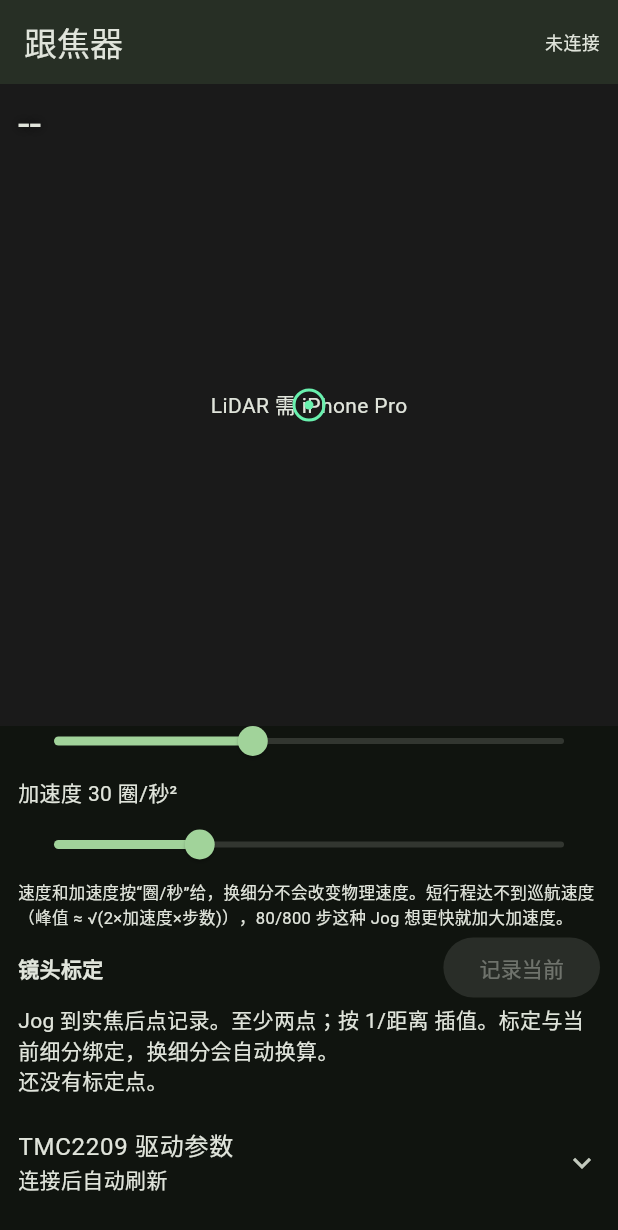
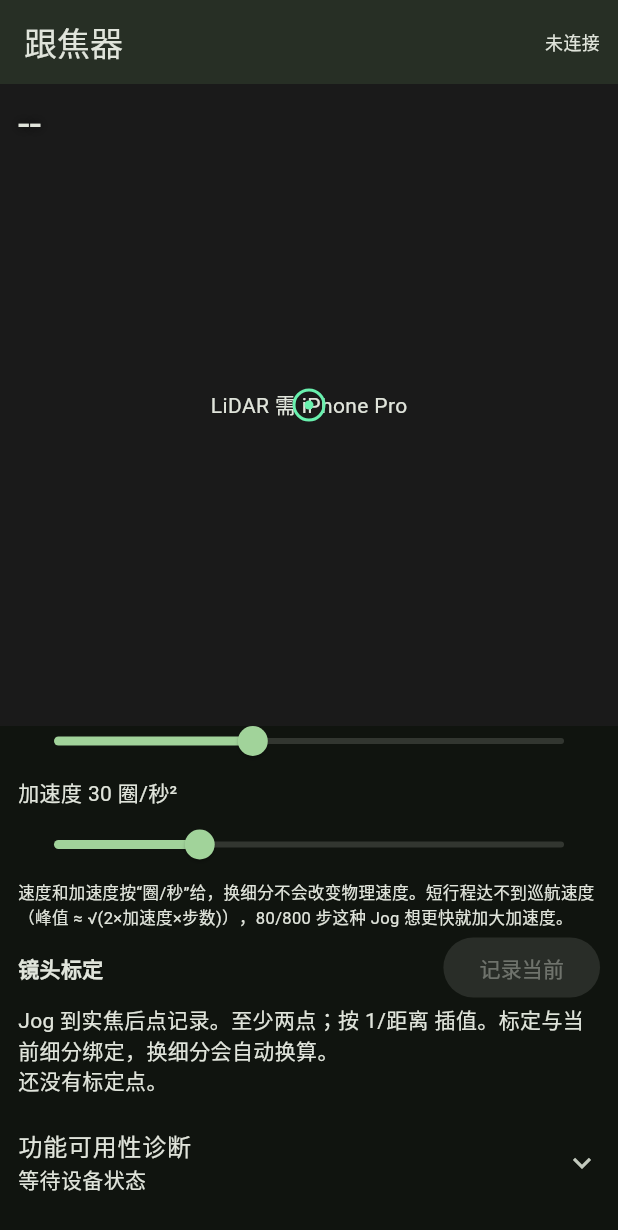
Before and after one commit to ndpyzwy-0w0/OLF-OpenLidarFocus, a Flutter app: the screen it shows after launch, scrolled down 489 dp, on a phone screen of 412 x 824 dp. Shown: the top 1230 px of the screen. Run offline on Flutter 3.47's test engine with Material 3 defaults, Android fonts, the phone set to English and light mode, and no system bars.

Commit message:
feat: add live feature diagnostics
Show UDP freshness, request sequence echo, UART, soft-limit, standby wake, and target tracking availability in the Flutter debug controller.

Co-authored-by: Copilot <223556219+Copilot@users.noreply.github.com>

```diff
--- a/lib/ff_protocol.dart
+++ b/lib/ff_protocol.dart
@@ -191,8 +191,10 @@ class MotorLink {
   int port = 4210;
   RawDatagramSocket? _sock;
   int _nextSequence = 0;
+  int get lastSequence => _nextSequence;
   void Function(MotorStatus)? onStatus;
   void Function(TmcDump)? onTmc;
+  void Function(int)? onSent;
 
   bool get isOpen => _sock != null;
 
@@ -235,6 +237,7 @@ class MotorLink {
       host,
       port,
     );
+    onSent?.call(_nextSequence);
   }
 
   void setPos(int steps) => _send(FfPacket(cmd: kFfSetPos, a: steps));
--- a/lib/main.dart
+++ b/lib/main.dart
@@ -87,6 +87,9 @@ class _FollowPageState extends State<FollowPage> {
   int? _lastSent;
   bool _sliderDirty = false;
   DateTime _lastQuery = DateTime.fromMillisecondsSinceEpoch(0);
+  DateTime? _lastStatusAt;
+  int _lastSentSequence = 0;
+  int _lastEchoedSequence = 0;
   Timer? _tick;
   String _msg = '连手机热点 FF-debug / ffdebug1';
   TmcDump? _tmc;
@@ -100,6 +103,8 @@ class _FollowPageState extends State<FollowPage> {
     _link.onStatus = (s) {
       if (!mounted) return;
       setState(() {
+        _lastStatusAt = DateTime.now();
+        _lastEchoedSequence = s.sequence;
         _pos = s.pos;
         _target = s.target;
         _enabled = s.enabled;
@@ -119,6 +124,10 @@ class _FollowPageState extends State<FollowPage> {
           _msg = '已到软限位：$s.pos 步';
         }
       });
+    };
+    _link.onSent = (sequence) {
+      if (!mounted) return;
+      setState(() => _lastSentSequence = sequence);
     };
     _link.onTmc = (d) {
       if (!mounted) return;
@@ -620,6 +629,7 @@ class _FollowPageState extends State<FollowPage> {
                     ),
                   if (_lut.points.isEmpty) const Text('还没有标定点。'),
                   const SizedBox(height: 8),
+                  _diagnosticPanel(),
                   _tmcPanel(),
                 ],
               ),
@@ -627,6 +637,71 @@ class _FollowPageState extends State<FollowPage> {
           ),
         ],
       ),
+    );
+  }
+
+  Widget _diagnosticPanel() {
+    final statusAge = _lastStatusAt == null
+        ? null
+        : DateTime.now().difference(_lastStatusAt!);
+    final statusLive =
+        _open && statusAge != null && statusAge < const Duration(seconds: 1);
+    final sequenceOk =
+        _lastSentSequence != 0 && _lastSentSequence == _lastEchoedSequence;
+    final rows = <({String name, bool ok, String detail})>[
+      (
+        name: 'UDP 状态回包',
+        ok: statusLive,
+        detail: statusAge == null ? '尚未收到' : '${statusAge.inMilliseconds} ms 前',
+      ),
+      (
+        name: '请求序号回显',
+        ok: sequenceOk,
+        detail: _lastSentSequence == 0
+            ? '尚未发送控制命令'
+            : '发送 $_lastSentSequence / 回显 $_lastEchoedSequence',
+      ),
+      (name: 'TMC2209 UART', ok: _uartOk, detail: _uartOk ? '通讯正常' : '未确认'),
+      (
+        name: '软限位反馈',
+        ok: _open && _lastStatusAt != null,
+        detail: _open
+            ? (_target == _lo() || _target == _hi() ? '当前目标在边界' : '已启用')
+            : '未连接',
+      ),
+      (
+        name: '待机唤醒',
+        ok: _open && (_enabled || _standbyOff),
+        detail: _standbyOff ? '待机释放，运动时自动唤醒' : '可用',
+      ),
+      (
+        name: '目标追踪',
+        ok: _open && _target == _pos && !_moving,
+        detail: _moving ? '正在追踪 $_target' : '位置 $_pos / 目标 $_target',
+      ),
+    ];
+    return ExpansionTile(
+      tilePadding: EdgeInsets.zero,
+      title: const Text('功能可用性诊断'),
+      subtitle: Text(statusLive ? '链路正常' : '等待设备状态'),
+      children: [
+        for (final row in rows)
+          ListTile(
+            dense: true,
+            contentPadding: EdgeInsets.zero,
+            leading: Icon(
+              row.ok ? Icons.check_circle : Icons.error_outline,
+              color: row.ok ? Colors.greenAccent : Colors.orangeAccent,
+              size: 20,
+            ),
+            title: Text(row.name),
+            trailing: Text(
+              row.detail,
+              style: const TextStyle(fontSize: 11),
+              textAlign: TextAlign.right,
+            ),
+          ),
+      ],
     );
   }
 
```
